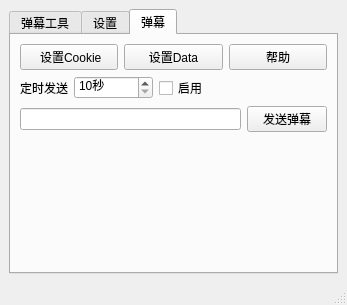
Before: the Qt Designer form mainwindow.ui in iwxyi/Bilibili-MagicalDanmaku, drawn with Qt 5.
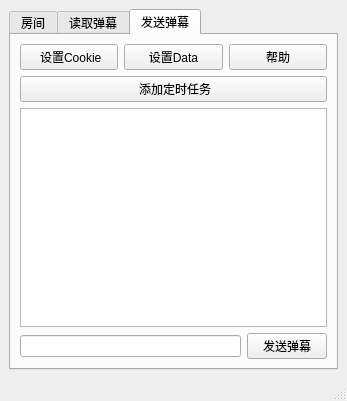
After: the same form once the commit is applied. The open tabs and pages were chosen to show the change.

Commit message: 添加定时任务

The edit to the form file:
```diff
--- a/mainwindow.ui
+++ b/mainwindow.ui
@@ -7,7 +7,7 @@
     <x>0</x>
     <y>0</y>
     <width>347</width>
-    <height>305</height>
+    <height>401</height>
    </rect>
   </property>
   <property name="windowTitle">
@@ -22,7 +22,7 @@
       </property>
       <widget class="QWidget" name="tab">
        <attribute name="title">
-        <string>弹幕工具</string>
+        <string>房间</string>
        </attribute>
        <layout class="QVBoxLayout" name="verticalLayout_2">
         <item>
@@ -74,7 +74,7 @@
       </widget>
       <widget class="QWidget" name="tab_2">
        <attribute name="title">
-        <string>设置</string>
+        <string>读取弹幕</string>
        </attribute>
        <layout class="QVBoxLayout" name="verticalLayout_3">
         <item>
@@ -249,7 +249,7 @@
       </widget>
       <widget class="QWidget" name="tab_3">
        <attribute name="title">
-        <string>弹幕</string>
+        <string>发送弹幕</string>
        </attribute>
        <layout class="QVBoxLayout" name="verticalLayout_4">
         <item>
@@ -281,54 +281,24 @@
          </layout>
         </item>
         <item>
-         <layout class="QHBoxLayout" name="horizontalLayout_10">
-          <property name="topMargin">
-           <number>0</number>
+         <widget class="QPushButton" name="addTaskButton">
+          <property name="text">
+           <string> 添加定时任务</string>
           </property>
-          <item>
-           <widget class="QLabel" name="label_4">
-            <property name="text">
-             <string>定时发送</string>
-            </property>
-           </widget>
-          </item>
-          <item>
-           <widget class="QSpinBox" name="SendMsgIntervalSpin">
-            <property name="suffix">
-             <string>秒</string>
-            </property>
-            <property name="minimum">
-             <number>10</number>
-            </property>
-            <property name="maximum">
-             <number>100000</number>
-            </property>
-            <property name="singleStep">
-             <number>10</number>
-            </property>
-           </widget>
-          </item>
-          <item>
-           <widget class="QCheckBox" name="SendMsgIntervalCheck">
-            <property name="text">
-             <string>启用</string>
-            </property>
-           </widget>
-          </item>
-          <item>
-           <spacer name="horizontalSpacer_3">
-            <property name="orientation">
-             <enum>Qt::Horizontal</enum>
-            </property>
-            <property name="sizeHint" stdset="0">
-             <size>
-              <width>40</width>
-              <height>20</height>
-             </size>
-            </property>
-           </spacer>
-          </item>
-         </layout>
+         </widget>
+        </item>
+        <item>
+         <widget class="QListWidget" name="taskListWidget">
+          <property name="contextMenuPolicy">
+           <enum>Qt::CustomContextMenu</enum>
+          </property>
+          <property name="verticalScrollMode">
+           <enum>QAbstractItemView::ScrollPerPixel</enum>
+          </property>
+          <property name="horizontalScrollMode">
+           <enum>QAbstractItemView::ScrollPerPixel</enum>
+          </property>
+         </widget>
         </item>
         <item>
          <layout class="QHBoxLayout" name="horizontalLayout_8">
@@ -347,19 +317,6 @@
           </item>
          </layout>
         </item>
-        <item>
-         <spacer name="verticalSpacer_3">
-          <property name="orientation">
-           <enum>Qt::Vertical</enum>
-          </property>
-          <property name="sizeHint" stdset="0">
-           <size>
-            <width>20</width>
-            <height>40</height>
-           </size>
-          </property>
-         </spacer>
-        </item>
        </layout>
       </widget>
      </widget>
```
Left out of the diff: 2 changed lines with no effect on the pictures. The commit also changes 6 other files.
